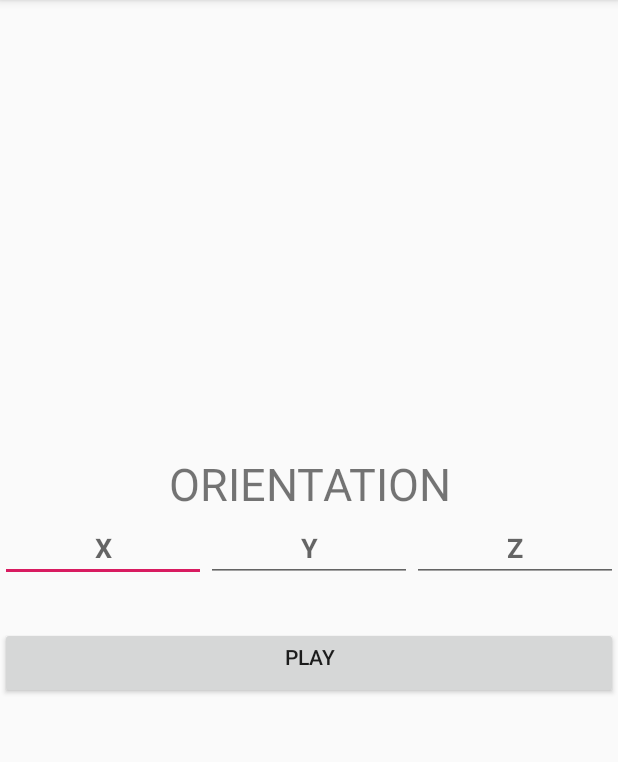
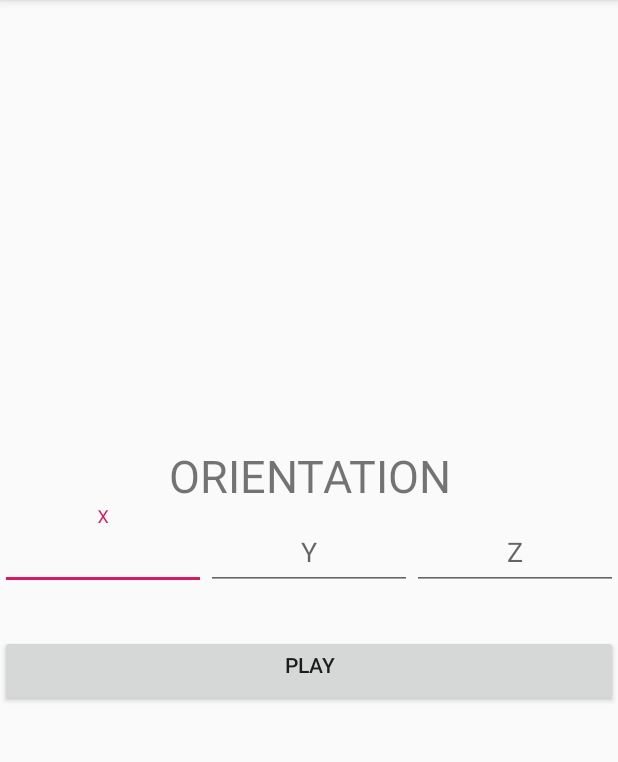
Before and after one commit to xdanielsb/AudioXYZ, an Android app: the screen it shows after launch (MainActivity), on a phone screen of 412 x 824 dp, the part 84-846 px from its top. Run offline under Robolectric (Android 15) with nearby library versions, the phone set to English and light mode, and no system bars.

Commit message:
Add some styles to edit input fields.

```diff
--- a/app/build.gradle
+++ b/app/build.gradle
@@ -22,6 +22,7 @@ dependencies {
     implementation fileTree(dir: 'libs', include: ['*.jar'])
     implementation 'androidx.appcompat:appcompat:1.0.2'
     implementation 'androidx.constraintlayout:constraintlayout:1.1.3'
+    implementation 'com.android.support:design:28.0.0'
     testImplementation 'junit:junit:4.12'
     androidTestImplementation 'androidx.test:runner:1.1.1'
     androidTestImplementation 'androidx.test.espresso:espresso-core:3.1.1'
--- a/app/src/main/java/me/danieldev/audio/MainActivity.java
+++ b/app/src/main/java/me/danieldev/audio/MainActivity.java
@@ -6,10 +6,16 @@ import android.media.MediaPlayer;
 import android.os.Bundle;
 import android.view.View;
 import android.widget.Button;
+import android.widget.EditText;
+
+import com.google.android.material.textfield.TextInputEditText;
 
 public class MainActivity extends AppCompatActivity {
 
     private Button playSong;
+    private TextInputEditText txtX;
+    private TextInputEditText txtY;
+    private TextInputEditText txtZ;
 
     @Override
     protected void onCreate(Bundle savedInstanceState) {
@@ -17,6 +23,9 @@ public class MainActivity extends AppCompatActivity {
         setContentView(R.layout.activity_main);
 
         playSong = findViewById(R.id.btnPlay);
+        txtX = findViewById(R.id.txtX);
+        txtY = findViewById(R.id.txtY);
+        txtZ = findViewById(R.id.txtZ);
 
         final MediaPlayer mp = MediaPlayer.create(this, R.raw.beep1);
 
--- a/app/src/main/res/layout/activity_main.xml
+++ b/app/src/main/res/layout/activity_main.xml
@@ -27,43 +27,69 @@
 
         </TextView>
 
+
+
         <LinearLayout
             android:layout_width="match_parent"
             android:layout_height="wrap_content"
             android:orientation="horizontal"
             android:weightSum="3"
             >
-
-            <EditText
-                android:id="@+id/txtX"
-                android:inputType="numberDecimal"
-                android:layout_width="0dp"
+            <com.google.android.material.textfield.TextInputLayout
+                android:layout_width="match_parent"
                 android:layout_height="wrap_content"
                 android:layout_weight="1"
-                android:gravity="center_horizontal"
-                android:hint="X"
-                android:textStyle="bold" />
+                >
 
-            <EditText
-                android:id="@+id/txtY"
-                android:layout_width="0dp"
-                android:inputType="numberDecimal"
+                <com.google.android.material.textfield.TextInputEditText
+                    android:layout_width="match_parent"
+                    android:layout_height="wrap_content"
+                    android:hint="X"
+                    android:id="@+id/txtX"
+                    android:gravity="center_horizontal"
+                    android:inputType="numberDecimal"
+                    >
+                </com.google.android.material.textfield.TextInputEditText>
+
+            </com.google.android.material.textfield.TextInputLayout>
+
+
+            <com.google.android.material.textfield.TextInputLayout
+                android:layout_width="match_parent"
                 android:layout_height="wrap_content"
                 android:layout_weight="1"
-                android:gravity="center_horizontal"
-                android:hint="Y"
-                android:textStyle="bold" />
+                >
+
+                <com.google.android.material.textfield.TextInputEditText
+                    android:layout_width="match_parent"
+                    android:layout_height="wrap_content"
+                    android:hint="Y"
+                    android:id="@+id/txtY"
+                    android:gravity="center_horizontal"
+                    android:inputType="numberDecimal"
+                    >
+                </com.google.android.material.textfield.TextInputEditText>
+
+            </com.google.android.material.textfield.TextInputLayout>
 
 
-            <EditText
-                android:id="@+id/txtZ"
-                android:layout_width="0dp"
-                android:inputType="numberDecimal"
+            <com.google.android.material.textfield.TextInputLayout
+                android:layout_width="match_parent"
                 android:layout_height="wrap_content"
                 android:layout_weight="1"
-                android:gravity="center_horizontal"
-                android:hint="Z"
-                android:textStyle="bold" />
+                >
+
+                <com.google.android.material.textfield.TextInputEditText
+                    android:layout_width="match_parent"
+                    android:layout_height="wrap_content"
+                    android:hint="Z"
+                    android:id="@+id/txtZ"
+                    android:gravity="center_horizontal"
+                    android:inputType="numberDecimal"
+                    >
+                </com.google.android.material.textfield.TextInputEditText>
+
+            </com.google.android.material.textfield.TextInputLayout>
 
 
         </LinearLayout>
```
